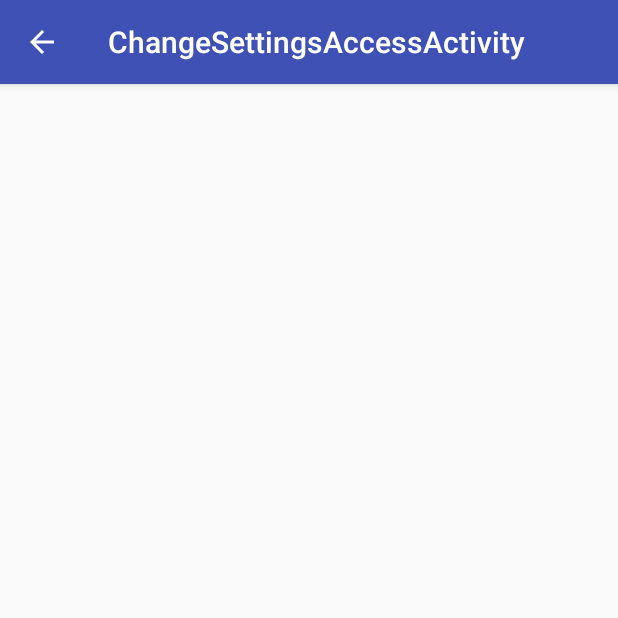
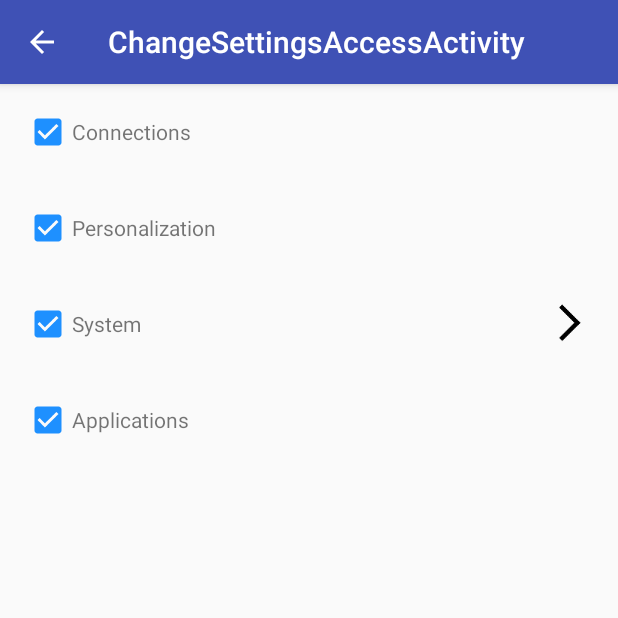
Before and after one commit to li2/android-3rd-lib-tutorial, an Android app: the ChangeSettingsAccessActivity screen opened directly, with no data from a screen before it, on a phone screen of 412 x 824 dp, the top half of it. Run offline under Robolectric (Android 15) with nearby library versions, the phone set to English and light mode, and no system bars; our stand-ins replace ButterKnife.

Commit message:
[ GSON Tutorial ] - [ Change Settings Access ] 通过 RecyclerView 构建 UI。

```diff
--- a/app/src/main/java/me/li2/android/tutorial/Gson/ChangeSettingsAccess/ChangeSettingsAccessActivity.java
+++ b/app/src/main/java/me/li2/android/tutorial/Gson/ChangeSettingsAccess/ChangeSettingsAccessActivity.java
@@ -2,10 +2,12 @@ package me.li2.android.tutorial.Gson.ChangeSettingsAccess;
 
 import android.os.Bundle;
 import android.support.v4.app.Fragment;
+import android.view.MenuItem;
+
+import java.util.ArrayList;
 
 import me.li2.android.tutorial.BasicUI.BasicFragmentContainerActivity;
 
-import static me.li2.android.tutorial.BasicUI.LogHelper.LOGD;
 import static me.li2.android.tutorial.BasicUI.LogHelper.makeLogTag;
 
 /**
@@ -16,15 +18,36 @@ import static me.li2.android.tutorial.BasicUI.LogHelper.makeLogTag;
 public class ChangeSettingsAccessActivity extends BasicFragmentContainerActivity {
     private static final String TAG = makeLogTag(ChangeSettingsAccessActivity.class);
 
+    private SettingsAccessProvider mDataProvider;
+    private ArrayList<SettingsAccessItem> mRootItems;
+
     @Override
     protected void onCreate(Bundle savedInstanceState) {
         super.onCreate(savedInstanceState);
-        SettingsAccessProvider provider = new SettingsAccessProvider(this);
-        LOGD(TAG, "items " + provider.getItems());
+        mDataProvider = new SettingsAccessProvider(this);
+        mRootItems = mDataProvider.getRootItems();
+        updateItems(mRootItems);
     }
 
     @Override
     protected Fragment createFragment() {
-        return null;
+        ChangeSettingsAccessFragment fragment = new ChangeSettingsAccessFragment();
+        fragment.setOnSettingsAccessItemClickListener(mOnSettingsAccessItemClickListener);
+        return fragment;
+    }
+
+
+    private ChangeSettingsAccessFragment.OnSettingsAccessItemClickListener mOnSettingsAccessItemClickListener =
+            new ChangeSettingsAccessFragment.OnSettingsAccessItemClickListener() {
+                @Override
+                public void onSettingsAccessItemClick(SettingsAccessItem item) {
+                    updateItems(item.subItems);
+                }
+            };
+
+    private void updateItems(ArrayList<SettingsAccessItem> items) {
+        if (mFragment != null && mFragment instanceof ChangeSettingsAccessFragment) {
+            ((ChangeSettingsAccessFragment) mFragment).setItems(items);
+        }
     }
 }
--- /dev/null
+++ b/app/src/main/java/me/li2/android/tutorial/Gson/ChangeSettingsAccess/ChangeSettingsAccessFragment.java
@@ -0,0 +1,126 @@
+package me.li2.android.tutorial.Gson.ChangeSettingsAccess;
+
+import android.content.Context;
+import android.os.Bundle;
+import android.support.annotation.Nullable;
+import android.support.v4.app.Fragment;
+import android.support.v7.widget.LinearLayoutManager;
+import android.support.v7.widget.RecyclerView;
+import android.view.LayoutInflater;
+import android.view.View;
+import android.view.ViewGroup;
+import android.widget.CheckBox;
+import android.widget.ImageView;
+import android.widget.TextView;
+
+import java.util.ArrayList;
+
+import me.li2.android.tutorial.R;
+
+/**
+ * Created by weiyi on 24/04/2017.
+ * https://github.com/li2
+ */
+
+public class ChangeSettingsAccessFragment extends Fragment {
+    private SettingsAccessAdapter mAdapter;
+    private OnSettingsAccessItemClickListener mOnSettingsAccessItemClickListener;
+
+    public interface OnSettingsAccessItemClickListener {
+        void onSettingsAccessItemClick(SettingsAccessItem item);
+    }
+
+    @Override
+    public void onCreate(@Nullable Bundle savedInstanceState) {
+        super.onCreate(savedInstanceState);
+        mAdapter = new SettingsAccessAdapter(getContext());
+    }
+
+    @Nullable
+    @Override
+    public View onCreateView(LayoutInflater inflater, @Nullable ViewGroup container, @Nullable Bundle savedInstanceState) {
+        View view = inflater.inflate(R.layout.fragment_settings_access, container, false);
+        RecyclerView recyclerView = (RecyclerView) view.findViewById(R.id.settings_access_recyclerView);
+        recyclerView.setLayoutManager(new LinearLayoutManager(getContext(), LinearLayoutManager.VERTICAL, false));
+        recyclerView.setAdapter(mAdapter);
+        return view;
+    }
+
+    public void setItems(ArrayList<SettingsAccessItem> items) {
+        mAdapter.setItems(items);
+    }
+
+    public void setOnSettingsAccessItemClickListener(OnSettingsAccessItemClickListener l) {
+        mOnSettingsAccessItemClickListener = l;
+    }
+
+
+    /**
+     * Adapter -------------------------------------------------------------------------------------
+     */
+    private class SettingsAccessAdapter extends RecyclerView.Adapter<SettingsAccessViewHolder> {
+        private Context mContext;
+        private ArrayList<SettingsAccessItem> mItems;
+
+        public SettingsAccessAdapter(Context context) {
+            mContext = context;
+        }
+
+        public void setItems(ArrayList<SettingsAccessItem> items) {
+            mItems = items;
+            notifyDataSetChanged();
+        }
+
+        @Override
+        public SettingsAccessViewHolder onCreateViewHolder(ViewGroup parent, int viewType) {
+            View itemView = LayoutInflater.from(mContext).inflate(R.layout.view_settings_access, parent, false);
+            return new SettingsAccessViewHolder(itemView);
+        }
+
+        @Override
+        public void onBindViewHolder(SettingsAccessViewHolder holder, int position) {
+            holder.bindSettingsAccessItem(mItems.get(position), position);
+        }
+
+        @Override
+        public int getItemCount() {
+            return (mItems != null) ? mItems.size() : 0;
+        }
+    }
+
+    /**
+     * View Holder ---------------------------------------------------------------------------------
+     */
+    private class SettingsAccessViewHolder extends RecyclerView.ViewHolder implements View.OnClickListener {
+        private SettingsAccessItem mItem;
+        private CheckBox mAdminCheckBox;
+        private TextView mTitleView;
+        private ImageView mNextArrowView;
+
+        public SettingsAccessViewHolder(View itemView) {
+            super(itemView);
+            mAdminCheckBox = (CheckBox) itemView.findViewById(R.id.settings_access_only_admin_checkBox);
+            mTitleView = (TextView) itemView.findViewById(R.id.settings_access_title_textView);
+            mNextArrowView = (ImageView) itemView.findViewById(R.id.settings_access_next_arrowView);
+            itemView.setOnClickListener(this);
+        }
+
+        public void bindSettingsAccessItem(SettingsAccessItem item, int position) {
+            if (item != null) {
+                mItem = item;
+                mAdminCheckBox.setChecked(item.isAdminAccessOnly);
+                mTitleView.setText(item.title);
+                mNextArrowView.setVisibility(item.hasSubitems() ? View.VISIBLE : View.INVISIBLE);
+            }
+        }
+
+        @Override
+        public void onClick(View view) {
+            if (mItem != null && mItem.hasSubitems()) {
+                if (mOnSettingsAccessItemClickListener != null) {
+                    mOnSettingsAccessItemClickListener.onSettingsAccessItemClick(mItem);
+                }
+            }
+        }
+    }
+}
--- a/app/src/main/java/me/li2/android/tutorial/Gson/ChangeSettingsAccess/SettingsAccessItem.java
+++ b/app/src/main/java/me/li2/android/tutorial/Gson/ChangeSettingsAccess/SettingsAccessItem.java
@@ -9,6 +9,10 @@ import java.util.ArrayList;
 
 public class SettingsAccessItem {
     public String title;
-    public boolean isAdminAccess;
+    public boolean isAdminAccessOnly;
     public ArrayList<SettingsAccessItem> subItems;
+
+    public boolean hasSubitems() {
+        return subItems != null && subItems.size() > 0;
+    }
 }
--- a/app/src/main/java/me/li2/android/tutorial/Gson/ChangeSettingsAccess/SettingsAccessProvider.java
+++ b/app/src/main/java/me/li2/android/tutorial/Gson/ChangeSettingsAccess/SettingsAccessProvider.java
@@ -22,7 +22,7 @@ import static me.li2.android.tutorial.BasicUI.LogHelper.makeLogTag;
 public class SettingsAccessProvider {
     private static final String TAG = makeLogTag(SettingsAccessProvider.class);
     private Context mContext;
-    private ArrayList<SettingsAccessItem> mItems = new ArrayList<>();
+    private ArrayList<SettingsAccessItem> mRootItems = new ArrayList<>();
 
     public SettingsAccessProvider(Context context) {
         mContext = context;
@@ -31,15 +31,16 @@ public class SettingsAccessProvider {
             JSONObject jsonBody = new JSONObject(settingsString);
             JSONObject settingsJsonObject = jsonBody.getJSONObject("settings_access");
             JSONArray settingJsonArray = settingsJsonObject.getJSONArray("items");
-            mItems = parseItems(settingJsonArray);
+            mRootItems = parseItems(settingJsonArray);
         } catch (JSONException e) {
             LOGE(TAG, "failed to parse R.raw.settings_access_data " + e.getMessage());
             e.printStackTrace();
         }
     }
 
-    public ArrayList<SettingsAccessItem> getItems() {
-        return mItems;
+
+    public ArrayList<SettingsAccessItem> getRootItems() {
+        return mRootItems;
     }
 
     private ArrayList<SettingsAccessItem> parseItems(JSONArray settingJsonArray) throws JSONException {
@@ -50,7 +51,7 @@ public class SettingsAccessProvider {
             SettingsAccessItem item = new SettingsAccessItem();
             items.add(item);
             item.title = settingJsonObject.getString("title");
-            item.isAdminAccess = settingJsonObject.getBoolean("is_only_admin_access");
+            item.isAdminAccessOnly = settingJsonObject.getBoolean("is_only_admin_access");
 
             boolean hasSubItems = settingJsonObject.getBoolean("has_subitems");
             if (hasSubItems) {
--- /dev/null
+++ b/app/src/main/res/layout/fragment_settings_access.xml
@@ -0,0 +1,11 @@
+<?xml version="1.0" encoding="utf-8"?>
+<FrameLayout xmlns:android="http://schemas.android.com/apk/res/android"
+              android:layout_width="match_parent"
+              android:layout_height="match_parent">
+
+    <android.support.v7.widget.RecyclerView
+        android:id="@+id/settings_access_recyclerView"
+        android:layout_width="match_parent"
+        android:layout_height="match_parent"/>
+
+</FrameLayout>
--- /dev/null
+++ b/app/src/main/res/layout/view_settings_access.xml
@@ -0,0 +1,29 @@
+<?xml version="1.0" encoding="utf-8"?>
+<LinearLayout
+    xmlns:android="http://schemas.android.com/apk/res/android"
+    android:orientation="horizontal"
+    android:layout_width="match_parent"
+    android:layout_height="wrap_content"
+    android:padding="@dimen/activity_horizontal_margin"
+    android:background="?attr/selectableItemBackground">
+
+    <CheckBox
+        android:id="@+id/settings_access_only_admin_checkBox"
+        android:layout_width="wrap_content"
+        android:layout_height="wrap_content"/>
+
+    <TextView
+        android:id="@+id/settings_access_title_textView"
+        android:layout_width="0dp"
+        android:layout_height="wrap_content"
+        android:layout_weight="1"
+        android:gravity="center_vertical"/>
+
+    <ImageView
+        android:id="@+id/settings_access_next_arrowView"
+        android:layout_width="wrap_content"
+        android:layout_height="wrap_content"
+        android:layout_weight="0"
+        android:src="@drawable/ic_next_arrow"/>
+
+</LinearLayout>
--- a/app/src/main/res/values/colors.xml
+++ b/app/src/main/res/values/colors.xml
@@ -1,6 +1,12 @@
 <?xml version="1.0" encoding="utf-8"?>
+<!-- https://www.w3schools.com/colors/colors_names.asp -->
+
 <resources>
     <color name="colorPrimary">#3F51B5</color>
     <color name="colorPrimaryDark">#303F9F</color>
-    <color name="colorAccent">#FF4081</color>
+    <color name="colorAccent">@color/blue</color>
+
+    <color name="gray_light">#ededed</color>
+    <color name="blue">#1E90FF</color>
+
 </resources>
--- a/app/src/main/res/values/styles.xml
+++ b/app/src/main/res/values/styles.xml
@@ -3,9 +3,9 @@
     <!-- Base application theme. -->
     <style name="AppTheme" parent="Theme.AppCompat.Light.DarkActionBar">
         <!-- Customize your theme here. -->
-        <item name="colorPrimary">@color/colorPrimary</item>
-        <item name="colorPrimaryDark">@color/colorPrimaryDark</item>
-        <item name="colorAccent">@color/colorAccent</item>
+        <item name="colorPrimary">@color/colorPrimary</item> <!-- the app bar -->
+        <item name="colorPrimaryDark">@color/colorPrimaryDark</item> <!-- the status bar and contextual app bars -->
+        <item name="colorAccent">@color/colorAccent</item> <!-- theme UI controls like checkboxes and text fields -->
         <item name="buttonStyle">@style/ButtonStyle</item>
     </style>
 
```
Also changed, not shown: app/src/main/res/drawable-xxxhdpi/ic_next_arrow.png (added).
